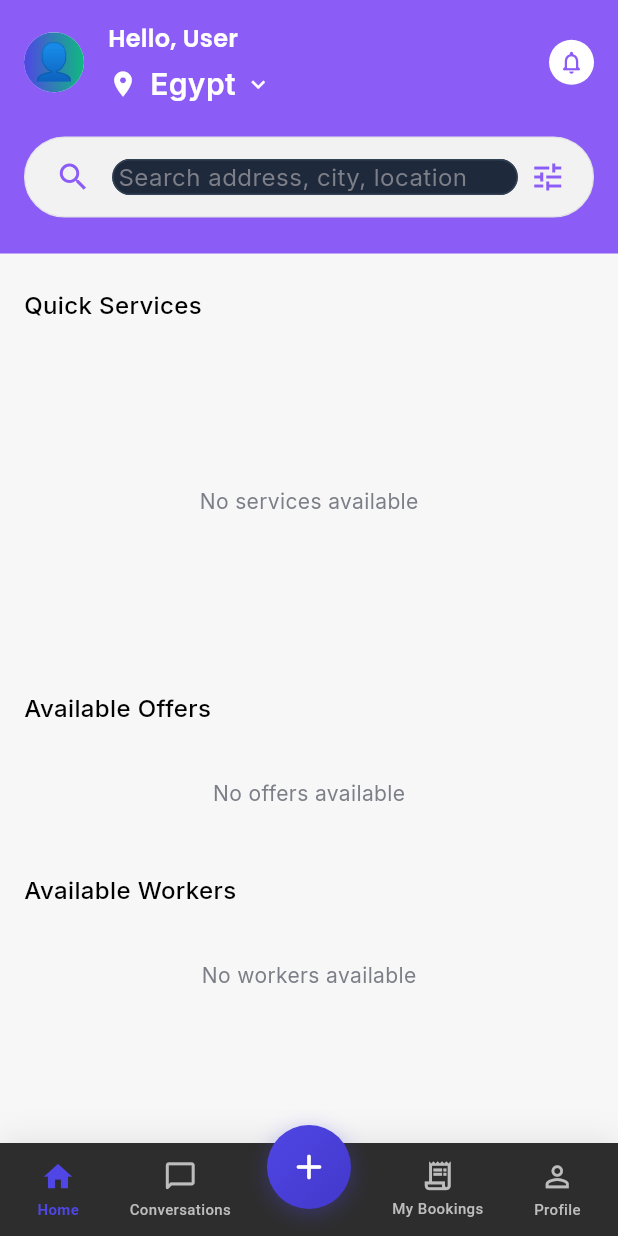
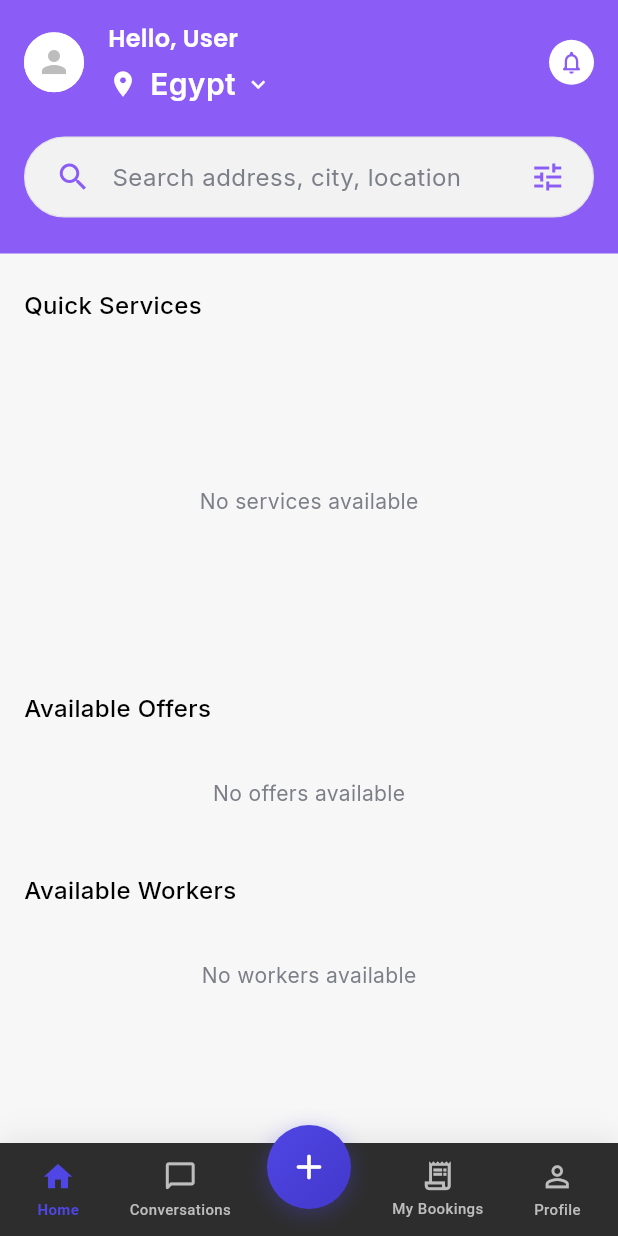
Before and after one commit to bassem-beshay/Amina-App, a Flutter app: the CustomerHomeScreen screen opened by its route, on a phone screen of 412 x 824 dp. Run offline on Flutter 3.47's test engine with Material 3 defaults, Android fonts, the phone set to English and light mode, and no system bars; our stand-ins replace cached_network_image, file_picker, firebase_core, firebase_messaging, flutter_local_notifications, flutter_secure_storage and 10 more; missing offline and left inert: flutter_custom_tabs; accounts and stored records are empty; network calls fail; Roboto replaces fonts that are missing (Cairo).

Commit message:
تحسينات على الصفحة الرئيسية للعميل بعد المراجعة
- إصلاح قصّ نص زر Book Now (ضبط padding وحجم الزر)
- تكبير شريط البحث وأيقونة بحث/فلتر بنفسجية وإزالة الحد الأزرق عند التركيز
- زيادة radius كارت Quick Services إلى 15
- صورة البروفايل الافتراضية بخلفية بيضاء وأيقونة شخص رمادية بدل التدرّج الأزرق-الأخضر

الملفات المعدلة:
- lib/screens/customer_home_screen.dart

Co-Authored-By: Claude Opus 4.8 (1M context) <noreply@anthropic.com>

```diff
--- a/lib/screens/customer_home_screen.dart
+++ b/lib/screens/customer_home_screen.dart
@@ -1821,8 +1821,10 @@ class _CustomerHomeScreenState extends State<CustomerHomeScreen>
               controller: _searchController,
               onChanged: _onSearchChanged,
               style: GoogleFonts.inter(fontSize: 16, color: Colors.black),
+              cursorColor: kPrimary,
               decoration: InputDecoration(
                 isDense: true,
+                filled: false,
                 hintText: 'Search address, city, location',
                 hintStyle: GoogleFonts.inter(
                   fontSize: 16,
@@ -1830,6 +1832,11 @@ class _CustomerHomeScreenState extends State<CustomerHomeScreen>
                   letterSpacing: 0.32,
                 ),
                 border: InputBorder.none,
+                enabledBorder: InputBorder.none,
+                focusedBorder: InputBorder.none,
+                errorBorder: InputBorder.none,
+                disabledBorder: InputBorder.none,
+                focusedErrorBorder: InputBorder.none,
                 contentPadding: EdgeInsets.zero,
               ),
             ),
@@ -2419,26 +2426,22 @@ class _CustomerHomeScreenState extends State<CustomerHomeScreen>
   }
 
   Widget _getDefaultAvatar() {
+    final hasName = _userData != null &&
+        _userData!['first_name'] != null &&
+        (_userData!['first_name'] as String).isNotEmpty;
     return Container(
-      width: 50,
-      height: 50,
-      decoration: const BoxDecoration(
-        gradient: LinearGradient(
-          colors: [Color(0xFF4F46E5), Color(0xFF10B981)],
-        ),
-      ),
-      child: Center(
-        child: Text(
-          _userData != null && _userData!['first_name'] != null
-              ? (_userData!['first_name'] as String)[0].toUpperCase()
-              : '👤',
-          style: TextStyle(
-            color: Theme.of(context).colorScheme.surface,
-            fontSize: 24,
-            fontWeight: FontWeight.bold,
-          ),
-        ),
-      ),
+      color: Colors.white,
+      alignment: Alignment.center,
+      child: hasName
+          ? Text(
+              (_userData!['first_name'] as String)[0].toUpperCase(),
+              style: GoogleFonts.poppins(
+                color: kPrimary,
+                fontSize: 20,
+                fontWeight: FontWeight.w700,
+              ),
+            )
+          : const Icon(Icons.person, color: Color(0xFFBDBDBD), size: 24),
     );
   }
 
```
